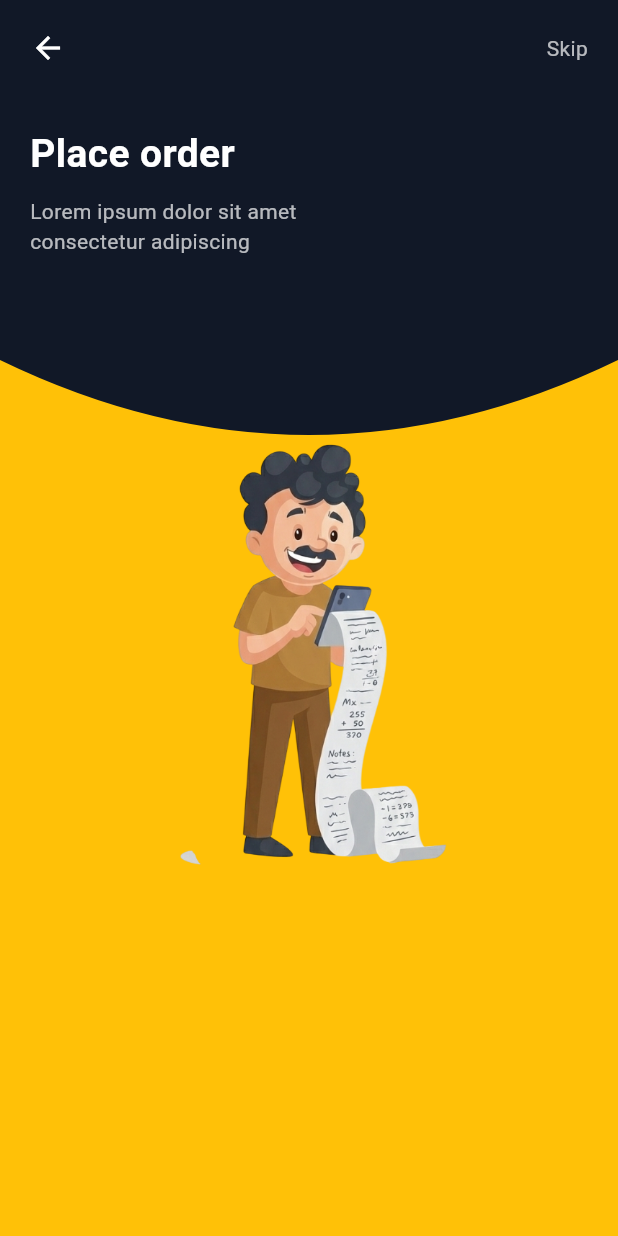
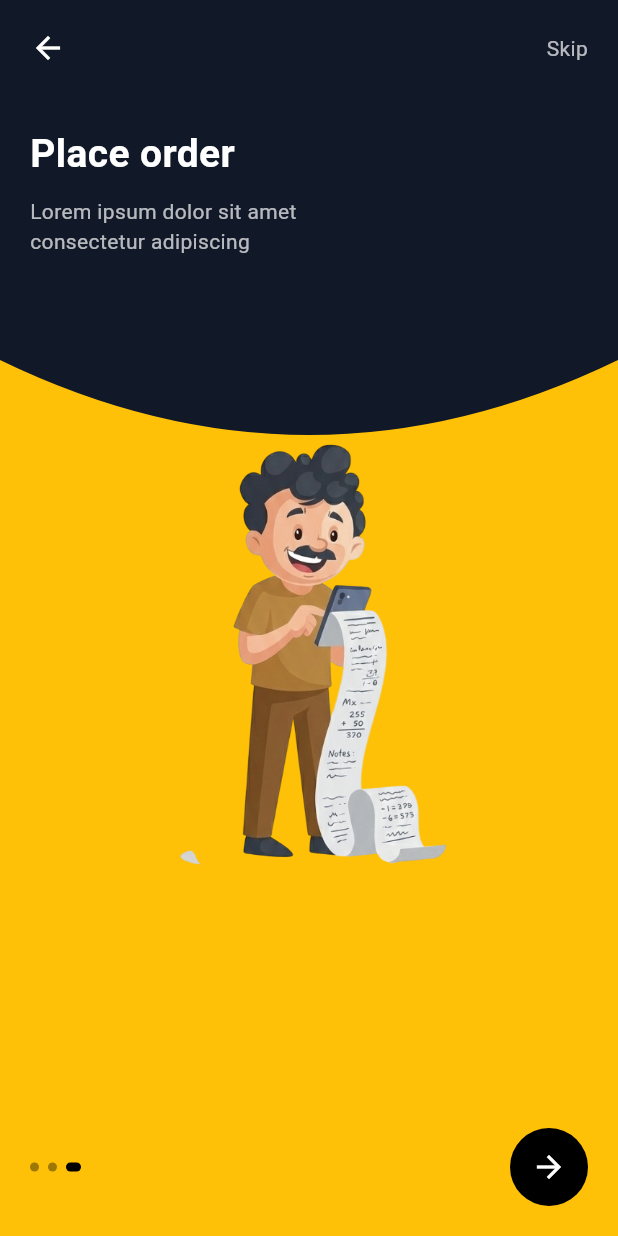
Before and after one commit to dwiilhammaulana/UAS_Mobile_App, a Flutter app: the screen it shows after launch, on a phone screen of 412 x 824 dp. Run offline on Flutter 3.47's test engine with Material 3 defaults, Android fonts, the phone set to English and light mode, and no system bars.

Commit message:
membuat spash_screen3 tahap 4 membuat titik action & button next

```diff
--- a/lib/page/splash_screen3.dart
+++ b/lib/page/splash_screen3.dart
@@ -1,8 +1,20 @@
 import 'package:flutter/material.dart';
-
+import 'package:uas_mobile_app/page/login.dart';
 
 class SplashPageThree extends StatelessWidget {
   const SplashPageThree({super.key});
+
+static Widget _dot(bool active) {
+  return Container(
+    margin: const EdgeInsets.only(right: 6),
+    width: active ? 10 : 6,
+    height: 6,
+    decoration: BoxDecoration(
+      color: active ? Colors.black : Colors.black38,
+      borderRadius: BorderRadius.circular(10),
+    ),
+  );
+}
 
   @override
   Widget build(BuildContext context) {
@@ -36,7 +48,7 @@ SafeArea(
                         child: const Text(
                           "Skip",
                           style: TextStyle(color: Colors.white70, fontSize: 14),
-              )
+                        ),
                       ),
                     ],
                   ),
@@ -66,6 +78,32 @@ Expanded(
                         ),
                       ),
                     ),
+                  ),
+
+                  Row(
+  mainAxisAlignment: MainAxisAlignment.spaceBetween,
+  children: [
+    Row(children: [_dot(false), _dot(false), _dot(true)]),
+    CircleAvatar(
+      radius: 26,
+      backgroundColor: Colors.black,
+      child: IconButton(
+        icon: const Icon(Icons.arrow_forward, color: Colors.white),
+        onPressed: () {
+          Navigator.pushReplacement(
+            context,
+            PageRouteBuilder(
+              pageBuilder: (_, __, ___) => const AuthScreen(),
+              transitionsBuilder: (_, animation, __, child) {
+                return FadeTransition(opacity: animation, child: child);
+              },
+              transitionDuration: const Duration(milliseconds: 200),
+            ),
+          );
+        },
+      ),
+    ),
+  ],
 ),
                 ],
               ),
```
Also changed, not shown: lib/page/login.dart (added, +10 -0 lines). Lines whose indentation alone changed are shown as unchanged.
